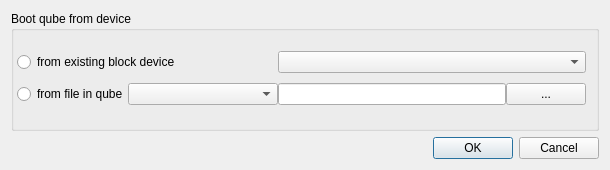
QubesOS/qubes-manager, file ui/bootfromdevice.ui: the form before one commit.
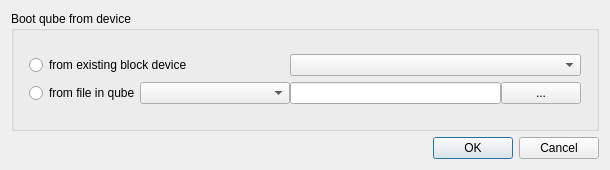
The form after the commit.

Commit message:
Add '?' to allowed characters in file paths in Manager tools
Also made the boot-from-device window resizeable
in a more functional way.

fixes #6438

```diff
--- a/ui/bootfromdevice.ui
+++ b/ui/bootfromdevice.ui
@@ -27,15 +27,8 @@
        <property name="title">
         <string>Boot qube from device</string>
        </property>
-       <widget class="QWidget" name="layoutWidget">
-        <property name="geometry">
-         <rect>
-          <x>0</x>
-          <y>30</y>
-          <width>581</width>
-          <height>74</height>
-         </rect>
-        </property>
+       <layout class="QGridLayout" name="gridLayout_3">
+        <item row="0" column="0">
         <layout class="QGridLayout" name="gridLayout_2">
          <property name="leftMargin">
           <number>6</number>
@@ -116,7 +109,8 @@
           </widget>
          </item>
         </layout>
-       </widget>
+        </item>
+       </layout>
       </widget>
      </item>
      <item>
```
Lines whose indentation alone changed are shown as unchanged. The commit also changes 1 other file.
